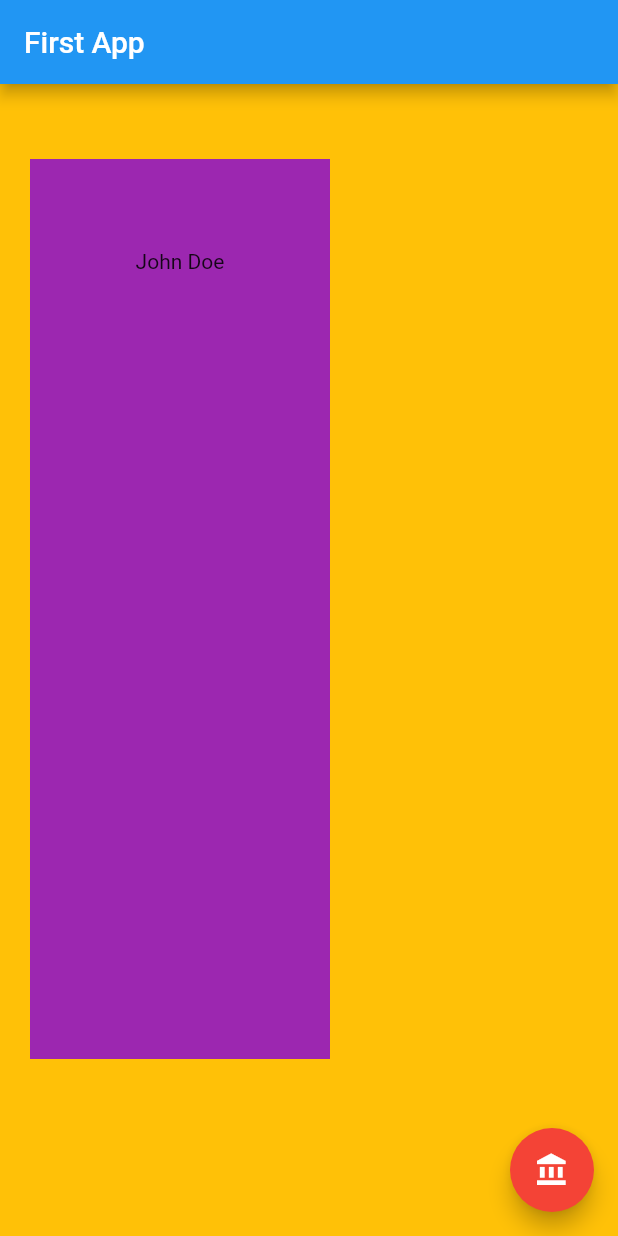
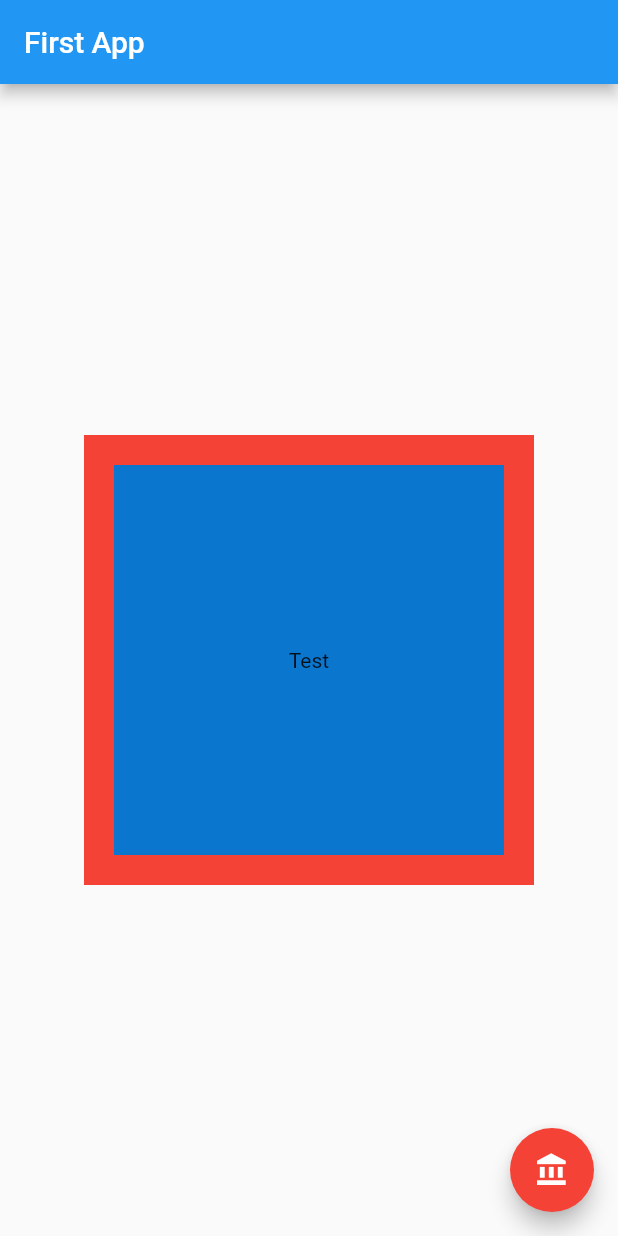
Before and after one commit to RustamovRRR/start_flutter, a Flutter app: the screen it shows after launch, on a phone screen of 412 x 824 dp. Run offline on Flutter 3.47's test engine with Material 2 defaults, Android fonts, the phone set to English and light mode, and no system bars.

Commit message:
margin example

```diff
--- a/lib/main.dart
+++ b/lib/main.dart
@@ -13,23 +13,24 @@ class MyApp extends StatelessWidget {
           colorScheme:
               ColorScheme.fromSwatch().copyWith(secondary: Colors.red)),
       home: Scaffold(
-        backgroundColor: Colors.amber,
         appBar: AppBar(
           title: Text("First App"),
         ),
-        body: Container(
-          // alignment: Alignment.center,
-          color: Colors.purple,
-          width: 200,
-          height: 600,
-          child: Text(
-            "John Doe",
-            textAlign: TextAlign.center,
+        body: Center(
+          child: Container(
+            color: Colors.red,
+            width: 300,
+            height: 300,
+            // alignment: Alignment.center,
+            child: Container(
+              alignment: Alignment.center,
+              color: Color.fromARGB(255, 11, 118, 206),
+              width: 100,
+              height: 100,
+              margin: EdgeInsets.all(20),
+              child: Text('Test'),
+            ),
           ),
-          // constraints: BoxConstraints(
-          //     minHeight: 100, minWidth: 100, maxHeight: 300, maxWidth: 300),
-          margin: EdgeInsets.symmetric(horizontal: 20, vertical: 50),
-          padding: EdgeInsets.all(60),
         ),
         floatingActionButton: FloatingActionButton(
           onPressed: () {},
```
